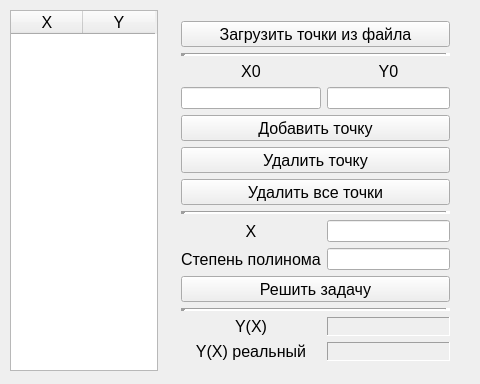
First picture: the form in antsor/lab_01/mainwindow.ui, repository SGCube/IU7-Computing-Algorithms, before the edit.
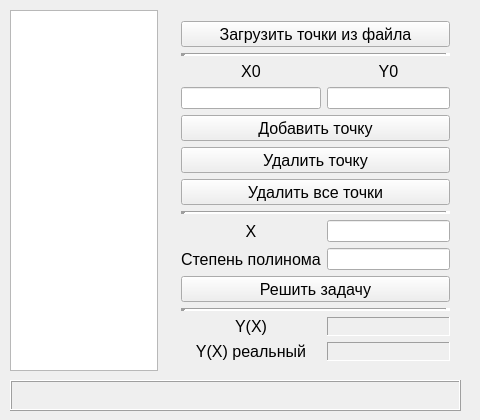
Second picture: the form after the edit.

```diff
--- a/antsor/lab_01/mainwindow.ui
+++ b/antsor/lab_01/mainwindow.ui
@@ -7,7 +7,7 @@
     <x>0</x>
     <y>0</y>
     <width>480</width>
-    <height>384</height>
+    <height>420</height>
    </rect>
   </property>
   <property name="windowTitle">
@@ -53,7 +53,7 @@
      <number>2</number>
     </property>
     <attribute name="horizontalHeaderVisible">
-     <bool>true</bool>
+     <bool>false</bool>
     </attribute>
     <attribute name="horizontalHeaderCascadingSectionResizes">
      <bool>false</bool>
@@ -362,6 +362,25 @@
      </item>
     </layout>
    </widget>
+   <widget class="QLabel" name="msgFrame">
+    <property name="geometry">
+     <rect>
+      <x>10</x>
+      <y>380</y>
+      <width>451</width>
+      <height>31</height>
+     </rect>
+    </property>
+    <property name="frameShape">
+     <enum>QFrame::Box</enum>
+    </property>
+    <property name="frameShadow">
+     <enum>QFrame::Raised</enum>
+    </property>
+    <property name="text">
+     <string/>
+    </property>
+   </widget>
   </widget>
  </widget>
  <layoutdefault spacing="6" margin="11"/>
```
Left out of the diff: 2 changed lines with no effect on the pictures.
